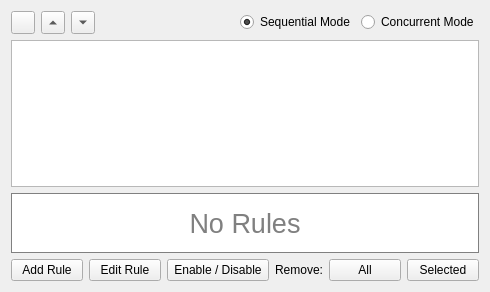
Old version of the form src/rulewidget.ui in the repository JulyIghor/QtBitcoinTrader.
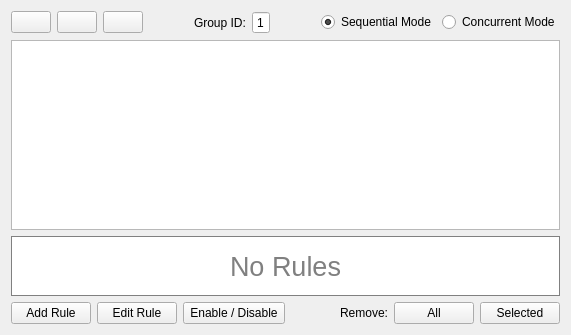
New version of the form. Icons and pictures are not drawn.

```diff
--- a/src/rulewidget.ui
+++ b/src/rulewidget.ui
@@ -6,8 +6,8 @@
    <rect>
     <x>0</x>
     <y>0</y>
-    <width>490</width>
-    <height>292</height>
+    <width>571</width>
+    <height>335</height>
    </rect>
   </property>
   <property name="windowTitle">
@@ -15,7 +15,9 @@
   </property>
   <layout class="QGridLayout" name="gridLayout">
    <item row="0" column="0">
-    <widget class="QToolButton" name="ruleBeep">
+    <layout class="QHBoxLayout" name="horizontalLayout">
+     <item>
+      <widget class="QPushButton" name="ruleBeep">
      <property name="accessibleDescription">
       <string>TOGGLE_SOUND</string>
      </property>
@@ -34,40 +36,93 @@
      </property>
     </widget>
    </item>
-   <item row="0" column="1">
-    <widget class="QToolButton" name="ruleUp">
+     <item>
+      <widget class="QPushButton" name="ruleUp">
      <property name="text">
       <string/>
      </property>
-     <property name="arrowType">
-      <enum>Qt::UpArrow</enum>
+       <property name="icon">
+        <iconset resource="QtResource.qrc">
+         <normaloff>:/Resources/ArrowUp.png</normaloff>:/Resources/ArrowUp.png</iconset>
      </property>
     </widget>
    </item>
-   <item row="0" column="2">
-    <widget class="QToolButton" name="ruleDown">
+     <item>
+      <widget class="QPushButton" name="ruleDown">
      <property name="text">
       <string/>
      </property>
-     <property name="arrowType">
-      <enum>Qt::DownArrow</enum>
+       <property name="icon">
+        <iconset resource="QtResource.qrc">
+         <normaloff>:/Resources/ArrowDown.png</normaloff>:/Resources/ArrowDown.png</iconset>
      </property>
     </widget>
    </item>
-   <item row="0" column="3">
+     <item>
+      <spacer name="horizontalSpacer_2">
+       <property name="orientation">
+        <enum>Qt::Horizontal</enum>
+       </property>
+       <property name="sizeHint" stdset="0">
+        <size>
+         <width>0</width>
+         <height>20</height>
+        </size>
+       </property>
+      </spacer>
+     </item>
+     <item>
+      <widget class="QLabel" name="labelGroupID">
+       <property name="accessibleName">
+        <string>GROUP_ID</string>
+       </property>
+       <property name="text">
+        <string>Group ID:</string>
+       </property>
+      </widget>
+     </item>
+     <item>
+      <widget class="QSpinBox" name="groupID">
+       <property name="sizePolicy">
+        <sizepolicy hsizetype="Maximum" vsizetype="Fixed">
+         <horstretch>0</horstretch>
+         <verstretch>0</verstretch>
+        </sizepolicy>
+       </property>
+       <property name="alignment">
+        <set>Qt::AlignCenter</set>
+       </property>
+       <property name="readOnly">
+        <bool>true</bool>
+       </property>
+       <property name="buttonSymbols">
+        <enum>QAbstractSpinBox::NoButtons</enum>
+       </property>
+       <property name="keyboardTracking">
+        <bool>false</bool>
+       </property>
+       <property name="minimum">
+        <number>1</number>
+       </property>
+       <property name="maximum">
+        <number>9</number>
+       </property>
+      </widget>
+     </item>
+     <item>
     <spacer name="horizontalSpacer">
      <property name="orientation">
       <enum>Qt::Horizontal</enum>
      </property>
      <property name="sizeHint" stdset="0">
       <size>
-       <width>162</width>
+         <width>0</width>
        <height>20</height>
       </size>
      </property>
     </spacer>
    </item>
-   <item row="0" column="4">
+     <item>
     <widget class="QRadioButton" name="ruleSequencialMode">
      <property name="accessibleName">
       <string>SEQUENTIAL_MODE</string>
@@ -83,7 +138,7 @@
      </property>
     </widget>
    </item>
-   <item row="0" column="5">
+     <item>
     <widget class="QRadioButton" name="ruleConcurrentMode">
      <property name="accessibleName">
       <string>CONCURRENT_MODE</string>
@@ -96,7 +151,9 @@
      </property>
     </widget>
    </item>
-   <item row="1" column="0" colspan="6">
+    </layout>
+   </item>
+   <item row="1" column="0">
     <widget class="QTableView" name="rulesTable">
      <property name="editTriggers">
       <set>QAbstractItemView::NoEditTriggers</set>
@@ -142,7 +199,7 @@
      </attribute>
     </widget>
    </item>
-   <item row="2" column="0" colspan="6">
+   <item row="2" column="0">
     <widget class="QLabel" name="rulesNoMessage">
      <property name="sizePolicy">
       <sizepolicy hsizetype="Preferred" vsizetype="Expanding">
@@ -181,7 +238,7 @@
      </property>
     </widget>
    </item>
-   <item row="3" column="0" colspan="6">
+   <item row="3" column="0">
     <layout class="QHBoxLayout" name="horizontalLayout_4">
      <item>
       <widget class="QPushButton" name="ruleAddButton">
```
Lines whose indentation alone changed are shown as unchanged.
